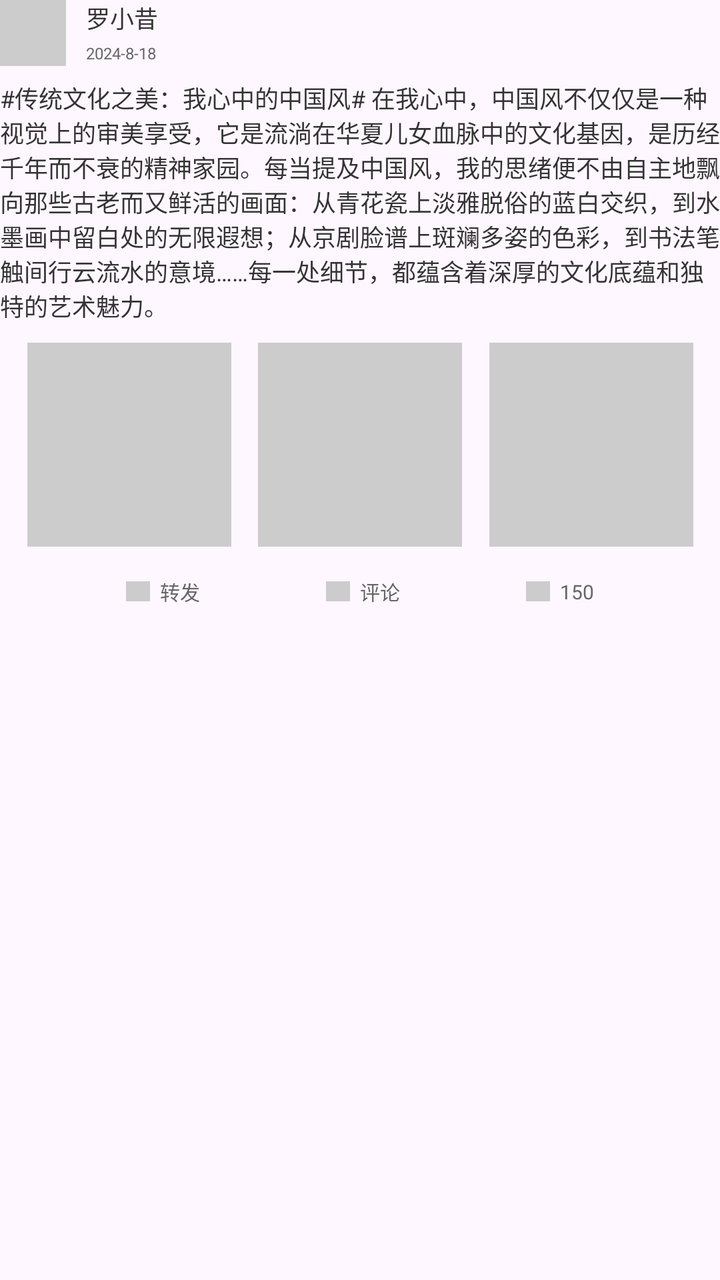
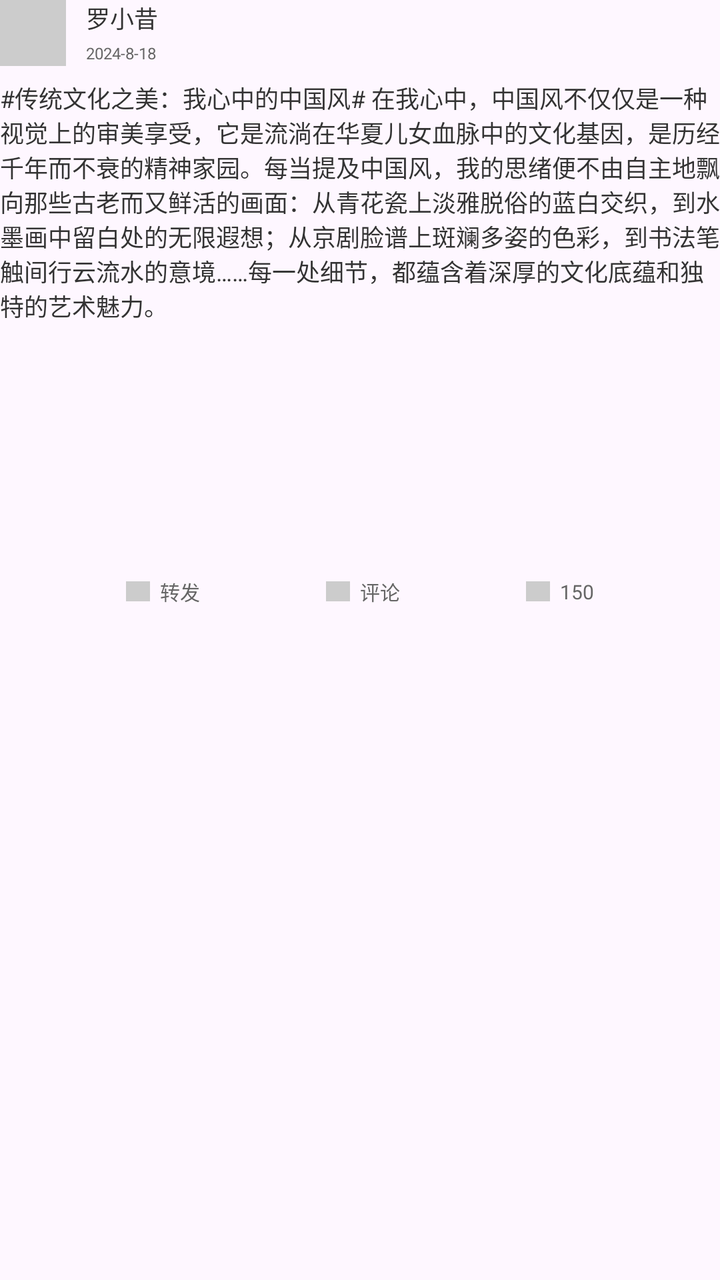

Two renders of the same Android screen: before a commit and after it. Below are the layout's source before the change and the commit's diff.
<!-- AndroidManifest.xml: application theme Theme.AIDraw -->
<!-- res/layout/list_item_topic.xml -->
<?xml version="1.0" encoding="utf-8"?>

<androidx.constraintlayout.widget.ConstraintLayout xmlns:android="http://schemas.android.com/apk/res/android"
    xmlns:app="http://schemas.android.com/apk/res-auto"
    xmlns:tools="http://schemas.android.com/tools"
    android:layout_marginTop="5dp"
    android:layout_marginBottom="5dp"
    android:layout_marginLeft="10dp"
    android:layout_marginRight="10dp"
    android:layout_width="match_parent"
    android:layout_height="wrap_content">

    <ImageView
        android:id="@+id/imageView"
        android:layout_width="33dp"
        android:layout_height="33dp"
        android:background="#FFCCCCCC"
        app:layout_constraintTop_toTopOf="parent"
        app:layout_constraintStart_toStartOf="parent"/>

    <TextView
        android:id="@+id/name"
        android:layout_width="wrap_content"
        android:layout_height="wrap_content"
        android:textColor="#FF333333"
        android:textSize="12sp"
        android:text="罗小昔"
        android:layout_marginLeft="10dp"
        app:layout_constraintStart_toEndOf="@+id/imageView"
        app:layout_constraintTop_toTopOf="@+id/imageView"/>

    <TextView
        android:id="@+id/time"
        android:layout_width="wrap_content"
        android:layout_height="wrap_content"
        android:textColor="#FF666666"
        android:textSize="8sp"
        android:text="2024-8-18"
        android:layout_marginLeft="10dp"
        android:layout_marginBottom="1dp"
        app:layout_constraintStart_toEndOf="@+id/imageView"
        app:layout_constraintBottom_toBottomOf="@+id/imageView"/>

    <TextView
        android:id="@+id/textView"
        android:layout_width="match_parent"
        android:layout_height="wrap_content"
        android:textColor="#FF333333"
        android:textSize="12sp"
        android:text="#传统文化之美：我心中的中国风# 在我心中，中国风不仅仅是一种视觉上的审美享受，它是流淌在华夏儿女血脉中的文化基因，是历经千年而不衰的精神家园。每当提及中国风，我的思绪便不由自主地飘向那些古老而又鲜活的画面：从青花瓷上淡雅脱俗的蓝白交织，到水墨画中留白处的无限遐想；从京剧脸谱上斑斓多姿的色彩，到书法笔触间行云流水的意境……每一处细节，都蕴含着深厚的文化底蕴和独特的艺术魅力。"
        android:layout_marginTop="7dp"
        app:layout_constraintTop_toBottomOf="@+id/imageView"
        app:layout_constraintStart_toStartOf="@+id/imageView"/>

    <ImageView
        android:id="@+id/imageView_1"
        android:layout_width="102dp"
        android:layout_height="102dp"
        android:background="#FFCCCCCC"
        android:layout_marginTop="10dp"
        app:layout_constraintEnd_toStartOf="@+id/imageView_2"
        app:layout_constraintHorizontal_bias="0.5"
        app:layout_constraintStart_toStartOf="parent"
        app:layout_constraintTop_toBottomOf="@+id/textView" />

    <ImageView
        android:id="@+id/imageView_2"
        android:layout_width="102dp"
        android:layout_height="102dp"
        android:background="#FFCCCCCC"
        app:layout_constraintEnd_toStartOf="@+id/imageView_3"
        app:layout_constraintHorizontal_bias="0.5"
        app:layout_constraintStart_toEndOf="@+id/imageView_1"
        app:layout_constraintTop_toTopOf="@+id/imageView_1"
        app:layout_constraintBottom_toBottomOf="@+id/imageView_1" />

    <ImageView
        android:id="@+id/imageView_3"
        android:layout_width="102dp"
        android:layout_height="102dp"
        android:background="#FFCCCCCC"
        app:layout_constraintEnd_toEndOf="parent"
        app:layout_constraintHorizontal_bias="0.5"
        app:layout_constraintStart_toEndOf="@id/imageView_2"
        app:layout_constraintTop_toTopOf="@+id/imageView_1"
        app:layout_constraintBottom_toBottomOf="@+id/imageView_1" />

    <LinearLayout
        android:id="@+id/linearLayout_1"
        android:layout_width="wrap_content"
        android:layout_height="wrap_content"
        android:layout_marginTop="15dp"
        app:layout_constraintTop_toBottomOf="@+id/imageView_1"
        app:layout_constraintStart_toStartOf="parent"
        app:layout_constraintHorizontal_bias="0.5"
        app:layout_constraintEnd_toStartOf="@+id/linearLayout_2"
        android:orientation="horizontal">

        <ImageView
            android:layout_width="12dp"
            android:layout_height="10dp"
            android:layout_gravity="center"
            android:background="#FFCCCCCC"/>

        <TextView
            android:layout_width="wrap_content"
            android:layout_height="wrap_content"
            android:layout_gravity="center"
            android:layout_marginLeft="5dp"
            android:textColor="#FF666666"
            android:textSize="10sp"
            android:text="转发"/>
    </LinearLayout>

    <LinearLayout
        android:id="@+id/linearLayout_2"
        android:layout_width="wrap_content"
        android:layout_height="wrap_content"
        app:layout_constraintStart_toEndOf="@id/linearLayout_1"
        app:layout_constraintHorizontal_bias="0.5"
        app:layout_constraintEnd_toStartOf="@+id/linearLayout_3"
        app:layout_constraintTop_toTopOf="@id/linearLayout_1"
        app:layout_constraintBottom_toBottomOf="@+id/linearLayout_1"
        android:orientation="horizontal">

        <ImageView
            android:layout_width="12dp"
            android:layout_height="10dp"
            android:layout_gravity="center"
            android:background="#FFCCCCCC"/>

        <TextView
            android:layout_width="wrap_content"
            android:layout_height="wrap_content"
            android:layout_gravity="center"
            android:layout_marginLeft="5dp"
            android:textColor="#FF666666"
            android:textSize="10sp"
            android:text="评论"/>
    </LinearLayout>

    <LinearLayout
        android:id="@+id/linearLayout_3"
        android:layout_width="wrap_content"
        android:layout_height="wrap_content"
        app:layout_constraintStart_toEndOf="@id/linearLayout_2"
        app:layout_constraintHorizontal_bias="0.5"
        app:layout_constraintEnd_toEndOf="parent"
        app:layout_constraintTop_toTopOf="@+id/linearLayout_1"
        app:layout_constraintBottom_toBottomOf="@+id/linearLayout_1"
        android:orientation="horizontal">

        <ImageView
            android:layout_width="12dp"
            android:layout_height="10dp"
            android:layout_gravity="center"
            android:background="#FFCCCCCC"/>

        <TextView
            android:layout_width="wrap_content"
            android:layout_height="wrap_content"
            android:layout_gravity="center"
            android:layout_marginLeft="5dp"
            android:textColor="#FF666666"
            android:textSize="10sp"
            android:text="150"/>
    </LinearLayout>
</androidx.constraintlayout.widget.ConstraintLayout>
<!-- resources referenced by this layout -->
<resources>
  <style name="Theme.AIDraw" parent="Base.Theme.AIDraw" />
  <style name="Base.Theme.AIDraw" parent="Theme.Material3.DayNight.NoActionBar">
          
          
      </style>
</resources>

<!-- the commit's change to res/layout/list_item_topic.xml (unified diff, before → after) -->
@@ -54,36 +54,13 @@
 
     <ImageView
         android:id="@+id/imageView_1"
-        android:layout_width="102dp"
+        android:layout_width="wrap_content"
         android:layout_height="102dp"
-        android:background="#FFCCCCCC"
+        android:scaleType="fitXY"
         android:layout_marginTop="10dp"
-        app:layout_constraintEnd_toStartOf="@+id/imageView_2"
-        app:layout_constraintHorizontal_bias="0.5"
+        app:layout_constraintEnd_toEndOf="parent"
         app:layout_constraintStart_toStartOf="parent"
         app:layout_constraintTop_toBottomOf="@+id/textView" />
-
-    <ImageView
-        android:id="@+id/imageView_2"
-        android:layout_width="102dp"
-        android:layout_height="102dp"
-        android:background="#FFCCCCCC"
-        app:layout_constraintEnd_toStartOf="@+id/imageView_3"
-        app:layout_constraintHorizontal_bias="0.5"
-        app:layout_constraintStart_toEndOf="@+id/imageView_1"
-        app:layout_constraintTop_toTopOf="@+id/imageView_1"
-        app:layout_constraintBottom_toBottomOf="@+id/imageView_1" />
-
-    <ImageView
-        android:id="@+id/imageView_3"
-        android:layout_width="102dp"
-        android:layout_height="102dp"
-        android:background="#FFCCCCCC"
-        app:layout_constraintEnd_toEndOf="parent"
-        app:layout_constraintHorizontal_bias="0.5"
-        app:layout_constraintStart_toEndOf="@id/imageView_2"
-        app:layout_constraintTop_toTopOf="@+id/imageView_1"
-        app:layout_constraintBottom_toBottomOf="@+id/imageView_1" />
 
     <LinearLayout
         android:id="@+id/linearLayout_1"
